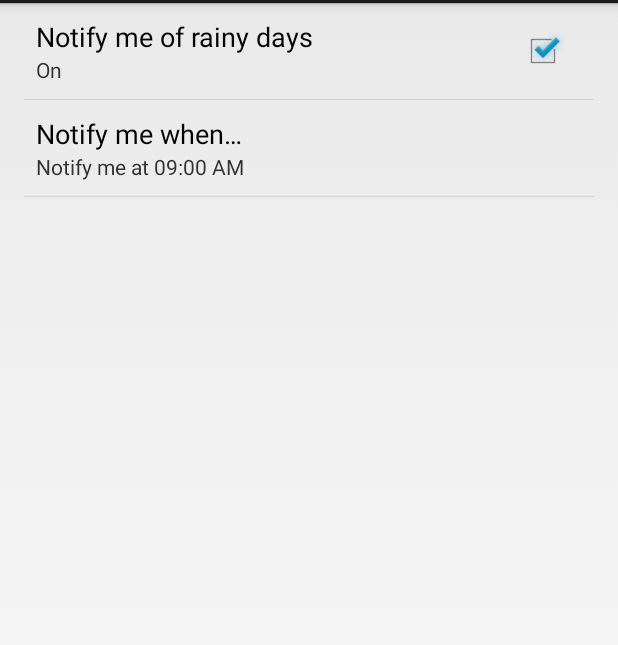
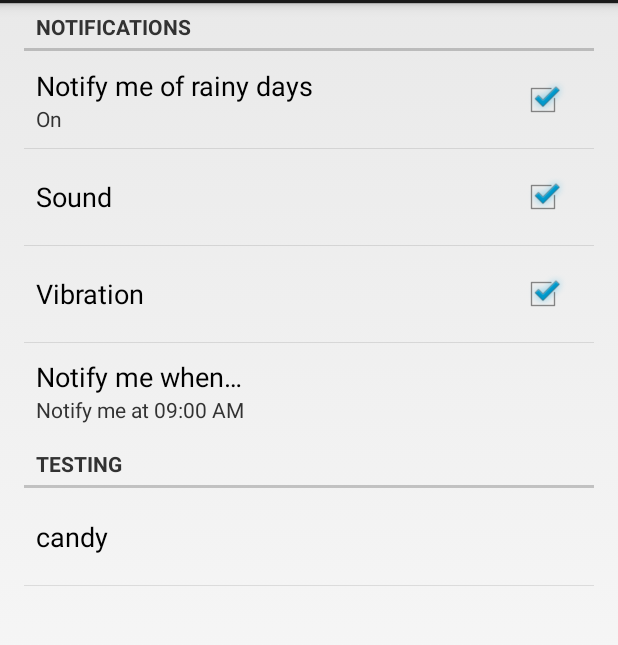
Before and after one commit to runningcode/UmbrellaAlarm, an Android app: the screen it shows after launch (ConfigureActivity), on a phone screen of 412 x 824 dp, the part 69-714 px from its top. Run offline under Robolectric (Android 15) with nearby library versions, the phone set to English and light mode, and no system bars.

Commit message:
added vibrationa and sound settings

```diff
--- a/UmbrellaAlarm/src/main/java/com/nelson/umbrellaalarm/ConfigureActivity.java
+++ b/UmbrellaAlarm/src/main/java/com/nelson/umbrellaalarm/ConfigureActivity.java
@@ -10,6 +10,7 @@ import android.os.Bundle;
 import android.preference.ListPreference;
 import android.preference.Preference;
 import android.preference.PreferenceActivity;
+import android.preference.PreferenceCategory;
 import android.preference.PreferenceManager;
 import android.preference.PreferenceScreen;
 import android.provider.Settings;
@@ -27,7 +28,7 @@ import java.util.logging.Logger;
 public class ConfigureActivity extends PreferenceActivity implements SharedPreferences.OnSharedPreferenceChangeListener, TimePickerDialog.OnTimeSetListener {
 
     private static final int TIME_PICKER_DIALOG = 0;
-    private static final boolean TESTING = false;
+    private static final boolean TESTING = true;
 
     private static String notificationsKey;
     private static String chooseDialogKey;
@@ -48,9 +49,10 @@ public class ConfigureActivity extends PreferenceActivity implements SharedPrefe
         addPreferencesFromResource(R.xml.preferences);
         mTimeListPreference = (ListPreference) super.findPreference(chooseDialogKey);
         if (TESTING) {
+            PreferenceCategory preferenceCategory = new PreferenceCategory(this);
+            preferenceCategory.setTitle("Testing");
             Preference preference = new Preference(this);
             preference.setTitle("candy");
-            preference.setKey("cool");
             preference.setOnPreferenceClickListener(new Preference.OnPreferenceClickListener() {
                 @Override
                 public boolean onPreferenceClick(Preference preference) {
@@ -61,7 +63,9 @@ public class ConfigureActivity extends PreferenceActivity implements SharedPrefe
             });
             PreferenceScreen preferenceScreen = getPreferenceScreen();
             if (preferenceScreen != null) {
-                preferenceScreen.addPreference(preference);
+                preferenceScreen.addPreference(preferenceCategory);
+                preferenceCategory.addPreference(preference);
+
             }
         }
     }
--- a/UmbrellaAlarm/src/main/java/com/nelson/umbrellaalarm/UmbrellaAlarmService.java
+++ b/UmbrellaAlarm/src/main/java/com/nelson/umbrellaalarm/UmbrellaAlarmService.java
@@ -6,8 +6,10 @@ import android.app.Notification;
 import android.app.NotificationManager;
 import android.app.PendingIntent;
 import android.content.Intent;
+import android.content.SharedPreferences;
 import android.location.Location;
 import android.location.LocationManager;
+import android.preference.PreferenceManager;
 import android.support.v4.app.NotificationCompat;
 import android.widget.Toast;
 
@@ -108,6 +110,18 @@ public class UmbrellaAlarmService extends IntentService {
     }
 
     private void notifyUser(String cityName, String contentString) {
+        SharedPreferences sharedPreferences = PreferenceManager.getDefaultSharedPreferences(UmbrellaAlarmService.this);
+        boolean soundEnabled = sharedPreferences.getBoolean(getString(R.string.sound_key), true);
+        boolean vibrateEnabled = sharedPreferences.getBoolean(getString(R.string.vibration_key), true);
+
+        int defaults = Notification.DEFAULT_LIGHTS;
+        if (soundEnabled) {
+            defaults |= Notification.DEFAULT_SOUND;
+        }
+        if (vibrateEnabled) {
+            defaults |= Notification.DEFAULT_VIBRATE;
+        }
+
         // this pending intent is only there because of a bug in gingerbread
         PendingIntent pendingIntent = PendingIntent.getActivity(getBaseContext(), 0, new Intent(), 0);
         Notification notification = new NotificationCompat.Builder(this)
@@ -117,6 +131,7 @@ public class UmbrellaAlarmService extends IntentService {
                 .setWhen(System.currentTimeMillis())
                 .setSmallIcon(R.drawable.ic_launcher)
                 .setOnlyAlertOnce(true)
+                .setDefaults(defaults)
                 .setStyle(new NotificationCompat.BigTextStyle()
                         .bigText(contentString)
                         .setSummaryText(cityName))
--- a/UmbrellaAlarm/src/main/res/values/strings.xml
+++ b/UmbrellaAlarm/src/main/res/values/strings.xml
@@ -3,6 +3,8 @@
     <string name="app_name">Umbrella Alarm</string>
 
     <string name="notifications">Notify me of rainy days</string>
+    <string name="sound_title">Sound</string>
+    <string name="vibration_title">Vibration</string>
     <string name="on">On</string>
     <string name="off">Off</string>
 
@@ -41,4 +43,6 @@
     <string name="choose_dialog_key">choose_dialog_key</string>
     <string name="at_alarm_key">at_alarm_key</string>
     <string name="at_time_key">at_time_key</string>
+    <string name="sound_key">sound_key</string>
+    <string name="vibration_key">vibration_key</string>
 </resources>
--- a/UmbrellaAlarm/src/main/res/xml/preferences.xml
+++ b/UmbrellaAlarm/src/main/res/xml/preferences.xml
@@ -1,6 +1,8 @@
 <?xml version="1.0" encoding="utf-8"?>
 
 <PreferenceScreen xmlns:android="http://schemas.android.com/apk/res/android">
+    <PreferenceCategory
+        android:title="Notifications">
         <CheckBoxPreference
             android:title="@string/notifications"
             android:key="@string/notifications_key"
@@ -8,6 +10,19 @@
             android:summaryOff="@string/off"
             android:defaultValue="true">
         </CheckBoxPreference>
+        <CheckBoxPreference
+            android:title="@string/sound_title"
+            android:key="@string/sound_key"
+            android:defaultValue="true"
+            android:dependency="@string/notifications_key">
+        </CheckBoxPreference>
+        <CheckBoxPreference
+            android:title="@string/vibration_title"
+            android:key="@string/vibration_key"
+            android:defaultValue="true"
+            android:dependency="@string/notifications_key">
+        </CheckBoxPreference>
+    </PreferenceCategory>
     <ListPreference
         android:title="@string/choose_title"
         android:key="@string/choose_dialog_key"
```
Also changed, not shown: 3 other files. Lines whose indentation alone changed are shown as unchanged.
